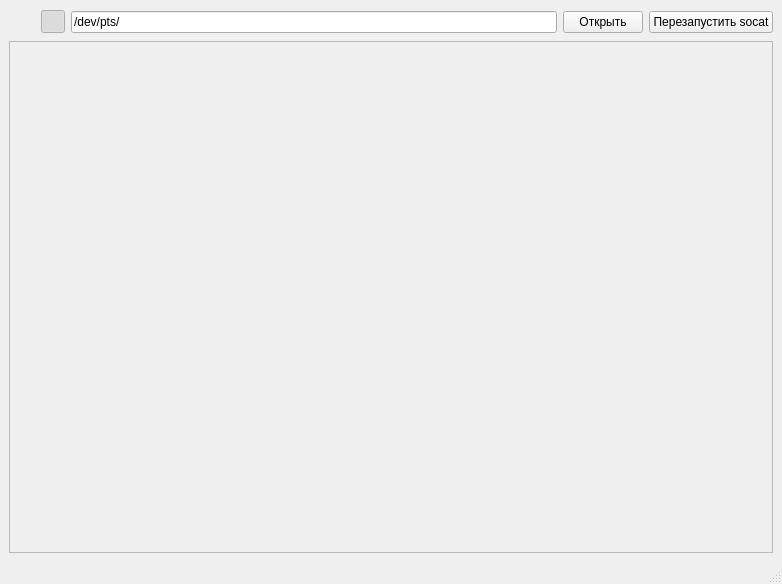
The window that emulator/mainwindow.ui (ByMsx/DaiClient) describes before a commit, drawn with Qt 5.
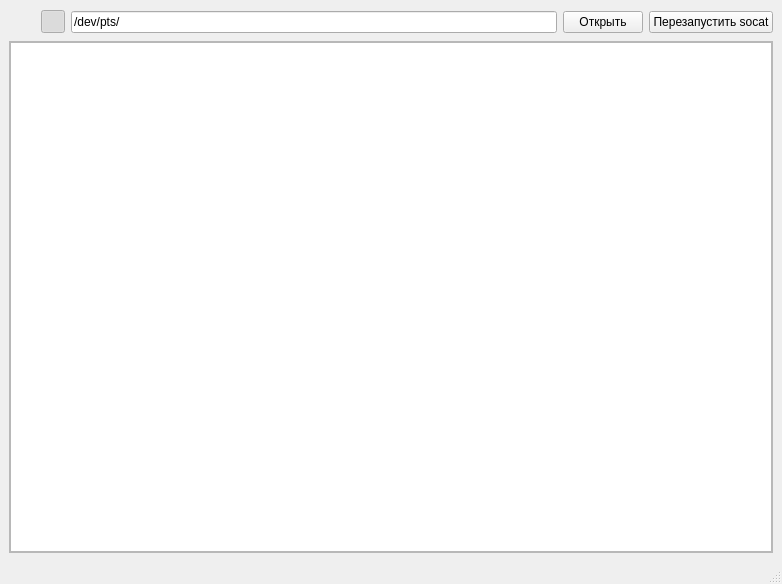
The same window after the commit. Icons and pictures are not drawn. Custom widgets are drawn as their Qt base class.

```diff
--- a/emulator/mainwindow.ui
+++ b/emulator/mainwindow.ui
@@ -97,19 +97,26 @@
          <height>484</height>
         </rect>
        </property>
-       <layout class="QGridLayout" name="gridLayout">
+       <layout class="QVBoxLayout" name="verticalLayout_2">
         <property name="leftMargin">
-         <number>3</number>
+         <number>0</number>
         </property>
         <property name="topMargin">
-         <number>3</number>
+         <number>0</number>
         </property>
         <property name="rightMargin">
-         <number>3</number>
+         <number>0</number>
         </property>
         <property name="bottomMargin">
-         <number>3</number>
+         <number>0</number>
         </property>
+        <item>
+         <widget class="QTreeView" name="tree_view">
+          <property name="contextMenuPolicy">
+           <enum>Qt::CustomContextMenu</enum>
+          </property>
+         </widget>
+        </item>
        </layout>
       </widget>
      </widget>
```
